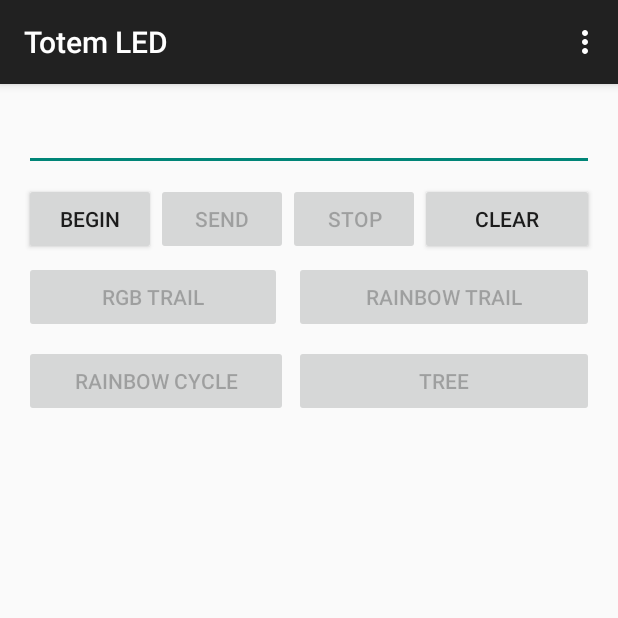
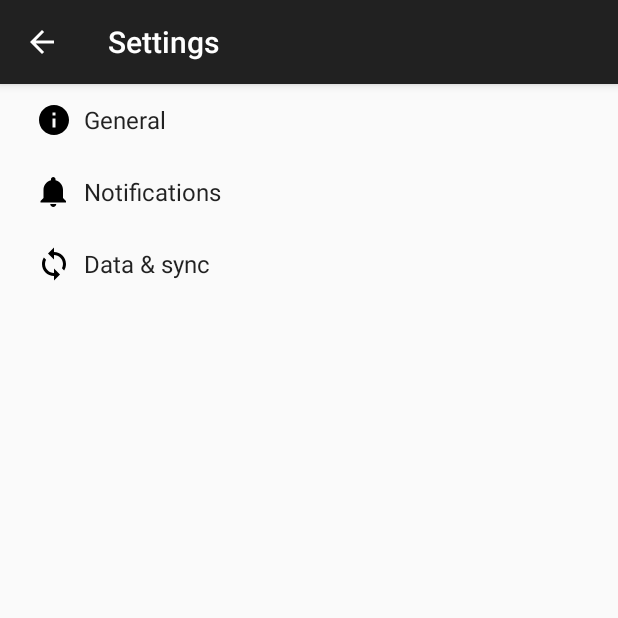
Before and after one commit to chugrye/led-totem, an Android app: the screen it shows after launch (MainActivity before the commit, SettingsActivity after it), in the options menu, after a tap on "Settings", on a phone screen of 412 x 824 dp, the top half of it. Run offline under Robolectric (Android 15) with nearby library versions, the phone set to English and light mode, and no system bars; 2 statements that could not run were skipped.

Commit message:
added settings and frames per second / brightness preferences

```diff
--- a/Android/TotemLed/app/build.gradle
+++ b/Android/TotemLed/app/build.gradle
@@ -10,6 +10,7 @@
         targetSdkVersion 23
         versionCode 1
         versionName "1.0"
+        vectorDrawables.useSupportLibrary = true
     }
     buildTypes {
         release {
@@ -25,4 +26,6 @@
     implementation files('libs/usbserial.jar')
     implementation 'com.android.support.constraint:constraint-layout:1.1.0'
     implementation 'com.google.guava:guava:24.1-android'
+    implementation 'com.android.support:support-v4:23.4.0'
+    implementation 'com.android.support:support-vector-drawable:23.4.0'
 }
--- /dev/null
+++ b/Android/TotemLed/app/src/main/java/com/edc/totemled/AppCompatPreferenceActivity.java
@@ -0,0 +1,109 @@
+package com.edc.totemled;
+
+import android.content.res.Configuration;
+import android.os.Bundle;
+import android.preference.PreferenceActivity;
+import android.support.annotation.LayoutRes;
+import android.support.annotation.Nullable;
+import android.support.v7.app.ActionBar;
+import android.support.v7.app.AppCompatDelegate;
+import android.support.v7.widget.Toolbar;
+import android.view.MenuInflater;
+import android.view.View;
+import android.view.ViewGroup;
+
+/**
+ * A {@link android.preference.PreferenceActivity} which implements and proxies the necessary calls
+ * to be used with AppCompat.
+ */
+public abstract class AppCompatPreferenceActivity extends PreferenceActivity {
+
+    private AppCompatDelegate mDelegate;
+
+    @Override
+    protected void onCreate(Bundle savedInstanceState) {
+        getDelegate().installViewFactory();
+        getDelegate().onCreate(savedInstanceState);
+        super.onCreate(savedInstanceState);
+    }
+
+    @Override
+    protected void onPostCreate(Bundle savedInstanceState) {
+        super.onPostCreate(savedInstanceState);
+        getDelegate().onPostCreate(savedInstanceState);
+    }
+
+    public ActionBar getSupportActionBar() {
+        return getDelegate().getSupportActionBar();
+    }
+
+    public void setSupportActionBar(@Nullable Toolbar toolbar) {
+        getDelegate().setSupportActionBar(toolbar);
+    }
+
+    @Override
+    public MenuInflater getMenuInflater() {
+        return getDelegate().getMenuInflater();
+    }
+
+    @Override
+    public void setContentView(@LayoutRes int layoutResID) {
+        getDelegate().setContentView(layoutResID);
+    }
+
+    @Override
+    public void setContentView(View view) {
+        getDelegate().setContentView(view);
+    }
+
+    @Override
+    public void setContentView(View view, ViewGroup.LayoutParams params) {
+        getDelegate().setContentView(view, params);
+    }
+
+    @Override
+    public void addContentView(View view, ViewGroup.LayoutParams params) {
+        getDelegate().addContentView(view, params);
+    }
+
+    @Override
+    protected void onPostResume() {
+        super.onPostResume();
+        getDelegate().onPostResume();
+    }
+
+    @Override
+    protected void onTitleChanged(CharSequence title, int color) {
+        super.onTitleChanged(title, color);
+        getDelegate().setTitle(title);
+    }
+
+    @Override
+    public void onConfigurationChanged(Configuration newConfig) {
+        super.onConfigurationChanged(newConfig);
+        getDelegate().onConfigurationChanged(newConfig);
+    }
+
+    @Override
+    protected void onStop() {
+        super.onStop();
+        getDelegate().onStop();
+    }
+
+    @Override
+    protected void onDestroy() {
+        super.onDestroy();
+        getDelegate().onDestroy();
+    }
+
+    public void invalidateOptionsMenu() {
+        getDelegate().invalidateOptionsMenu();
+    }
+
+    private AppCompatDelegate getDelegate() {
+        if (mDelegate == null) {
+            mDelegate = AppCompatDelegate.create(this, null);
+        }
+        return mDelegate;
+    }
+}
--- a/Android/TotemLed/app/src/main/java/com/edc/totemled/MainActivity.java
+++ b/Android/TotemLed/app/src/main/java/com/edc/totemled/MainActivity.java
@@ -5,10 +5,12 @@
 import android.content.Context;
 import android.content.Intent;
 import android.content.IntentFilter;
+import android.content.SharedPreferences;
 import android.hardware.usb.UsbDevice;
 import android.hardware.usb.UsbDeviceConnection;
 import android.hardware.usb.UsbManager;
 import android.os.Bundle;
+import android.preference.PreferenceManager;
 import android.support.v7.app.AppCompatActivity;
 import android.text.method.ScrollingMovementMethod;
 import android.util.Log;
@@ -31,13 +33,15 @@
 import java.util.HashMap;
 import java.util.Map;
 
+import android.content.SharedPreferences.OnSharedPreferenceChangeListener;
+
 public class MainActivity extends AppCompatActivity {
     public final String ACTION_USB_PERMISSION = "com.edc.totemled.USB_PERMISSION";
     public final int NUMLINES = 7;
     public final int NUMPIXELS = 30;
     public final int NUMCOLORS = 3;
-    public final int FRAMES_PER_SECOND = 15;
-    public final int DELAY = 1000 / FRAMES_PER_SECOND;
+    public int brightness;
+    public int framesPerSecond;
     Button startButton, sendButton, clearButton, stopButton;
     Button rgbTrailButton, rainbowTrailButton, rainbowCycleButton, treeButton;
     TextView textView;
@@ -57,8 +61,12 @@
             try {
                 // Render next frame
                 if (arg0[0] == (byte)0x00) {
+                    if (killFrame) {
+                        killFrame = false;
+                        return;
+                    }
                     try {
-                        Thread.sleep(DELAY);
+                        Thread.sleep(getAnimationDelay());
 
                     } catch (Exception e) {
                         e.printStackTrace();
@@ -80,7 +88,7 @@
                 // Cleared / start animation
                 if (arg0[0] == (byte)0x03) {
                     try {
-                        Thread.sleep(DELAY);
+                        Thread.sleep(getAnimationDelay());
 
                     } catch (Exception e) {
                         e.printStackTrace();
@@ -132,6 +140,21 @@
         }
     };
 
+    private OnSharedPreferenceChangeListener listener =
+            new OnSharedPreferenceChangeListener() {
+                @Override
+                public void onSharedPreferenceChanged(SharedPreferences prefs, String key) {
+                    if (key.equals("pref_brightness")) {
+                        int value = prefs.getInt(key, 15);
+                        brightness = value;
+                        sendBrightness();
+                    } else if (key.equals("example_list")) {
+                        int value = Integer.parseInt(prefs.getString(key, "15"));
+                        framesPerSecond = value;
+                    }
+                }
+            };
+
     @Override
     public boolean onCreateOptionsMenu(Menu menu) {
         MenuInflater inflater = getMenuInflater();
@@ -142,11 +165,16 @@
     @Override
     public boolean onOptionsItemSelected(MenuItem item) {
         switch (item.getItemId()) {
-            case R.id.item_animations:
-                Toast.makeText(this, "Animations", Toast.LENGTH_SHORT).show();
-                return true;
-            case R.id.item_features:
-                Toast.makeText(this, "Features", Toast.LENGTH_SHORT).show();
+//            case R.id.item_animations:
+//                Toast.makeText(this, "Animations", Toast.LENGTH_SHORT).show();
+//                return true;
+//            case R.id.item_features:
+//                Toast.makeText(this, "Features", Toast.LENGTH_SHORT).show();
+//                return true;
+            case R.id.item_settings:
+                Toast.makeText(this, "Settings", Toast.LENGTH_SHORT).show();
+                Intent intent = new Intent(this, SettingsActivity.class);
+                startActivity(intent);
                 return true;
             default:
                 return super.onOptionsItemSelected(item);
@@ -156,6 +184,17 @@
     @Override
     protected void onCreate(Bundle savedInstanceState) {
         super.onCreate(savedInstanceState);
+
+//        PreferenceManager.setDefaultValues(this, R.xml.pref_general, false);
+        SharedPreferences prefs = PreferenceManager.getDefaultSharedPreferences(this);
+        prefs.registerOnSharedPreferenceChangeListener(listener);
+
+        brightness = prefs.getInt("pref_brightness", 20);
+        framesPerSecond = Integer.parseInt(prefs.getString("example_list", "15"));
+
+        // Clears preferences on app load
+        prefs.edit().clear().commit();
+
         setContentView(R.layout.activity_main);
         usbManager = (UsbManager) getSystemService(this.USB_SERVICE);
         startButton = (Button) findViewById(R.id.buttonStart);
@@ -177,6 +216,13 @@
         registerReceiver(broadcastReceiver, filter);
     }
 
+    @Override
+    protected void onDestroy() {
+        super.onDestroy();
+        SharedPreferences prefs = PreferenceManager.getDefaultSharedPreferences(this);
+        prefs.unregisterOnSharedPreferenceChangeListener(listener);
+    }
+
     public void setUiEnabled(boolean bool) {
         startButton.setEnabled(!bool);
         sendButton.setEnabled(bool);
@@ -186,6 +232,10 @@
         rainbowCycleButton.setEnabled(bool);
         treeButton.setEnabled(bool);
         textView.setEnabled(bool);
+    }
+
+    public int getAnimationDelay() {
+        return 1000 / framesPerSecond;
     }
 
     public void onClickStart(View view) {
@@ -252,6 +302,18 @@
     }
 
     /**
+     * Send command to clear LED strip and proceed with next animation
+     */
+    public void sendBrightness() {
+        byte[] header = serialHeader();
+        byte[] clearFrameCommand = new byte[] { (byte)0x40 };
+        byte[] brightnessValue = new byte[] { (byte)brightness };;
+        serialPort.write(header);
+        serialPort.write(clearFrameCommand);
+        serialPort.write(brightnessValue);
+    }
+
+    /**
      * Logic to set state to destroy/kill any previous animation
      */
     public void destroyAnimation() {
@@ -303,7 +365,7 @@
      */
     public void sendClear() {
         byte[] header = serialHeader();
-        byte[] clearFrameCommand = new byte[] { (byte)0x03 };;
+        byte[] clearFrameCommand = new byte[] { (byte)0x03 };
         serialPort.write(header);
         serialPort.write(clearFrameCommand);
     }
--- /dev/null
+++ b/Android/TotemLed/app/src/main/res/drawable/ic_info_black_24dp.xml
@@ -0,0 +1,9 @@
+<vector xmlns:android="http://schemas.android.com/apk/res/android"
+    android:width="24dp"
+    android:height="24dp"
+    android:viewportHeight="24.0"
+    android:viewportWidth="24.0">
+    <path
+        android:fillColor="#FF000000"
+        android:pathData="M12,2C6.48,2 2,6.48 2,12s4.48,10 10,10 10,-4.48 10,-10S17.52,2 12,2zm1,15h-2v-6h2v6zm0,-8h-2V7h2v2z" />
+</vector>
--- /dev/null
+++ b/Android/TotemLed/app/src/main/res/drawable/ic_notifications_black_24dp.xml
@@ -0,0 +1,9 @@
+<vector xmlns:android="http://schemas.android.com/apk/res/android"
+    android:width="24dp"
+    android:height="24dp"
+    android:viewportHeight="24.0"
+    android:viewportWidth="24.0">
+    <path
+        android:fillColor="#FF000000"
+        android:pathData="M11.5,22c1.1,0 2,-0.9 2,-2h-4c0,1.1 0.9,2 2,2zm6.5,-6v-5.5c0,-3.07 -2.13,-5.64 -5,-6.32V3.5c0,-0.83 -0.67,-1.5 -1.5,-1.5S10,2.67 10,3.5v0.68c-2.87,0.68 -5,3.25 -5,6.32V16l-2,2v1h17v-1l-2,-2z" />
+</vector>
--- /dev/null
+++ b/Android/TotemLed/app/src/main/res/drawable/ic_sync_black_24dp.xml
@@ -0,0 +1,9 @@
+<vector xmlns:android="http://schemas.android.com/apk/res/android"
+    android:width="24dp"
+    android:height="24dp"
+    android:viewportHeight="24.0"
+    android:viewportWidth="24.0">
+    <path
+        android:fillColor="#FF000000"
+        android:pathData="M12 4V1L8 5l4 4V6c3.31 0 6 2.69 6 6 0 1.01,-.25 1.97,-.7 2.8l1.46 1.46C19.54 15.03 20 13.57 20 12c0,-4.42,-3.58,-8,-8,-8zm0 14c-3.31 0,-6,-2.69,-6,-6 0,-1.01.25,-1.97.7,-2.8L5.24 7.74C4.46 8.97 4 10.43 4 12c0 4.42 3.58 8 8 8v3l4,-4,-4,-4v3z" />
+</vector>
--- a/Android/TotemLed/app/src/main/res/menu/menu_main.xml
+++ b/Android/TotemLed/app/src/main/res/menu/menu_main.xml
@@ -1,18 +1,24 @@
 <menu xmlns:android="http://schemas.android.com/apk/res/android"
     xmlns:app="http://schemas.android.com/apk/res-auto"
-    xmlns:tools="http://schemas.android.com/tools" tools:context=".MainActivity">
+    xmlns:tools="http://schemas.android.com/tools"
+    tools:context=".MainActivity">
 
-    <item
-        android:id="@+id/item_animations"
-        android:title="Animations"
-        app:showAsAction="never"/>
+    <!--<item-->
+        <!--android:id="@+id/item_animations"-->
+        <!--android:title="Animations"-->
+        <!--app:showAsAction="never"/>-->
 
-    <item
-        android:id="@+id/item_features"
-        android:title="Features"
-        app:showAsAction="never"/>
+    <!--<item-->
+        <!--android:id="@+id/item_features"-->
+        <!--android:title="Features"-->
+        <!--app:showAsAction="never"/>-->
 
-    <item android:id="@+id/action_settings"
+    <!--<item android:id="@+id/action_settings"-->
+        <!--android:title="@string/action_settings"-->
+        <!--android:orderInCategory="100"-->
+        <!--app:showAsAction="never" />-->
+
+    <item android:id="@+id/item_settings"
         android:title="@string/action_settings"
         android:orderInCategory="100"
         app:showAsAction="never" />
--- /dev/null
+++ b/Android/TotemLed/app/src/main/res/values/arrays.xml
@@ -0,0 +1,24 @@
+<?xml version="1.0" encoding="utf-8"?>
+<resources>
+    <string-array name="frames_per_second_values">
+        <item>1</item>
+        <item>2</item>
+        <item>5</item>
+        <item>10</item>
+        <item>15</item>
+        <item>30</item>
+    </string-array>
+    <string-array name="frames_per_second_titles">
+        <item>1</item>
+        <item>2</item>
+        <item>5</item>
+        <item>10</item>
+        <item>15</item>
+        <item>30</item>
+    </string-array>
+    <array name="colors">
+        <item>#FFFF0000</item>
+        <item>#FF00FF00</item>
+        <item>#FF0000FF</item>
+    </array>
+</resources>
--- a/Android/TotemLed/app/src/main/res/values/strings.xml
+++ b/Android/TotemLed/app/src/main/res/values/strings.xml
@@ -6,4 +6,81 @@
     <string name="button_rgb_trail">RGB Trail</string>
     <string name="button_rainbow_trail">Rainbow Trail</string>
     <string name="button_rainbow_cycle">Rainbow Cycle</string>
+    <string name="title_fps">Frames Per Second</string>
+    <string name="pref_fps">pref_fps</string>
+    <string name="summary_fps">Specify the animation speed</string>
+    <string name="title_activity_settings">Settings</string>
+
+    <!-- Strings related to Settings -->
+
+    <!-- Example General settings -->
+    <string name="pref_title_brightness">Brightness</string>
+    <string name="pref_header_general">General</string>
+
+    <string name="pref_title_social_recommendations">Enable social recommendations</string>
+    <string name="pref_description_social_recommendations">Recommendations for people to contact
+        based on your message history
+    </string>
+
+    <string name="pref_title_display_name">Display name</string>
+    <string name="pref_default_display_name">John Smith</string>
+
+    <string name="pref_title_add_friends_to_messages">Add friends to messages</string>
+    <string-array name="pref_example_list_titles">
+        <item>Always</item>
+        <item>When possible</item>
+        <item>Never</item>
+    </string-array>
+    <string-array name="pref_example_list_values">
+        <item>1</item>
+        <item>0</item>
+        <item>-1</item>
+    </string-array>
+
+    <!-- Example settings for Data & Sync -->
+    <string name="pref_header_data_sync">Data &amp; sync</string>
+
+    <string name="pref_title_sync_frequency">Sync frequency</string>
+    <string-array name="pref_sync_frequency_titles">
+        <item>15 minutes</item>
+        <item>30 minutes</item>
+        <item>1 hour</item>
+        <item>3 hours</item>
+        <item>6 hours</item>
+        <item>Never</item>
+    </string-array>
+    <string-array name="pref_sync_frequency_values">
+        <item>15</item>
+        <item>30</item>
+        <item>60</item>
+        <item>180</item>
+        <item>360</item>
+        <item>-1</item>
+    </string-array>
+
+    <string-array name="list_preference_entries">
+        <item>Entry 1</item>
+        <item>Entry 2</item>
+        <item>Entry 3</item>
+    </string-array>
+
+    <string-array name="list_preference_entry_values">
+        <item>1</item>
+        <item>2</item>
+        <item>3</item>
+    </string-array>
+
+    <string-array name="multi_select_list_preference_default_value" />
+
+    <string name="pref_title_system_sync_settings">System sync settings</string>
+
+    <!-- Example settings for Notifications -->
+    <string name="pref_header_notifications">Notifications</string>
+
+    <string name="pref_title_new_message_notifications">New message notifications</string>
+
+    <string name="pref_title_ringtone">Ringtone</string>
+    <string name="pref_ringtone_silent">Silent</string>
+
+    <string name="pref_title_vibrate">Vibrate</string>
 </resources>
--- /dev/null
+++ b/Android/TotemLed/app/src/main/res/xml/pref_data_sync.xml
@@ -0,0 +1,21 @@
+<PreferenceScreen xmlns:android="http://schemas.android.com/apk/res/android">
+
+    <!-- NOTE: Hide buttons to simplify the UI. Users can touch outside the dialog to
+         dismiss it. -->
+    <!-- NOTE: ListPreference's summary should be set to its value by the activity code. -->
+    <ListPreference
+        android:defaultValue="180"
+        android:entries="@array/pref_sync_frequency_titles"
+        android:entryValues="@array/pref_sync_frequency_values"
+        android:key="sync_frequency"
+        android:negativeButtonText="@null"
+        android:positiveButtonText="@null"
+        android:title="@string/pref_title_sync_frequency" />
+
+    <!-- This preference simply launches an intent when selected. Use this UI sparingly, per
+         design guidelines. -->
+    <Preference android:title="@string/pref_title_system_sync_settings">
+        <intent android:action="android.settings.SYNC_SETTINGS" />
+    </Preference>
+
+</PreferenceScreen>
--- /dev/null
+++ b/Android/TotemLed/app/src/main/res/xml/pref_general.xml
@@ -0,0 +1,46 @@
+<PreferenceScreen xmlns:android="http://schemas.android.com/apk/res/android">
+
+    <SeekBarPreference
+        android:key="pref_brightness"
+        android:title="@string/pref_title_brightness"
+        android:defaultValue="20"
+        android:max="100" />
+
+    <SwitchPreference
+        android:defaultValue="true"
+        android:key="example_switch"
+        android:summary="@string/pref_description_social_recommendations"
+        android:title="@string/pref_title_social_recommendations" />
+
+    <!-- NOTE: EditTextPreference accepts EditText attributes. -->
+    <!-- NOTE: EditTextPreference's summary should be set to its value by the activity code. -->
+    <EditTextPreference
+        android:capitalize="words"
+        android:defaultValue="@string/pref_default_display_name"
+        android:inputType="textCapWords"
+        android:key="example_text"
+        android:maxLines="1"
+        android:selectAllOnFocus="true"
+        android:singleLine="true"
+        android:title="@string/pref_title_display_name" />
+
+    <!-- NOTE: Hide buttons to simplify the UI. Users can touch outside the dialog to
+         dismiss it. -->
+    <!-- NOTE: ListPreference's summary should be set to its value by the activity code. -->
+    <ListPreference
+        android:defaultValue="15"
+        android:entries="@array/frames_per_second_values"
+        android:entryValues="@array/frames_per_second_values"
+        android:key="example_list"
+        android:title="@string/title_fps" />
+
+    <!--<ListPreference-->
+        <!--android:defaultValue="15"-->
+        <!--android:dialogTitle="@string/title_fps"-->
+        <!--android:entries="@array/frames_per_second_values"-->
+        <!--android:entryValues="@array/frames_per_second"-->
+        <!--android:key="@string/pref_fps"-->
+        <!--android:summary="@string/summary_fps"-->
+        <!--android:title="@string/title_fps" />-->
+
+</PreferenceScreen>
--- /dev/null
+++ b/Android/TotemLed/app/src/main/res/xml/pref_headers.xml
@@ -0,0 +1,20 @@
+<preference-headers xmlns:android="http://schemas.android.com/apk/res/android">
+
+    <!-- These settings headers are only used on tablets. -->
+
+    <header
+        android:fragment="com.edc.totemled.SettingsActivity$GeneralPreferenceFragment"
+        android:icon="@drawable/ic_info_black_24dp"
+        android:title="@string/pref_header_general" />
+
+    <header
+        android:fragment="com.edc.totemled.SettingsActivity$NotificationPreferenceFragment"
+        android:icon="@drawable/ic_notifications_black_24dp"
+        android:title="@string/pref_header_notifications" />
+
+    <header
+        android:fragment="com.edc.totemled.SettingsActivity$DataSyncPreferenceFragment"
+        android:icon="@drawable/ic_sync_black_24dp"
+        android:title="@string/pref_header_data_sync" />
+
+</preference-headers>
--- /dev/null
+++ b/Android/TotemLed/app/src/main/res/xml/pref_notification.xml
@@ -0,0 +1,27 @@
+<PreferenceScreen xmlns:android="http://schemas.android.com/apk/res/android">
+
+    <!-- A 'parent' preference, which enables/disables child preferences (below)
+         when checked/unchecked. -->
+    <SwitchPreference
+        android:defaultValue="true"
+        android:key="notifications_new_message"
+        android:title="@string/pref_title_new_message_notifications" />
+
+    <!-- Allows the user to choose a ringtone in the 'notification' category. -->
+    <!-- NOTE: This preference will be enabled only when the checkbox above is checked. -->
+    <!-- NOTE: RingtonePreference's summary should be set to its value by the activity code. -->
+    <RingtonePreference
+        android:defaultValue="content://settings/system/notification_sound"
+        android:dependency="notifications_new_message"
+        android:key="notifications_new_message_ringtone"
+        android:ringtoneType="notification"
+        android:title="@string/pref_title_ringtone" />
+
+    <!-- NOTE: This preference will be enabled only when the checkbox above is checked. -->
+    <SwitchPreference
+        android:defaultValue="true"
+        android:dependency="notifications_new_message"
+        android:key="notifications_new_message_vibrate"
+        android:title="@string/pref_title_vibrate" />
+
+</PreferenceScreen>
```
Also changed, not shown: Android/TotemLed/app/src/main/AndroidManifest.xml (+8 -4 lines), Android/TotemLed/app/src/main/java/com/edc/totemled/SettingsActivity.java (added, +254 -0 lines), 2 other files.
